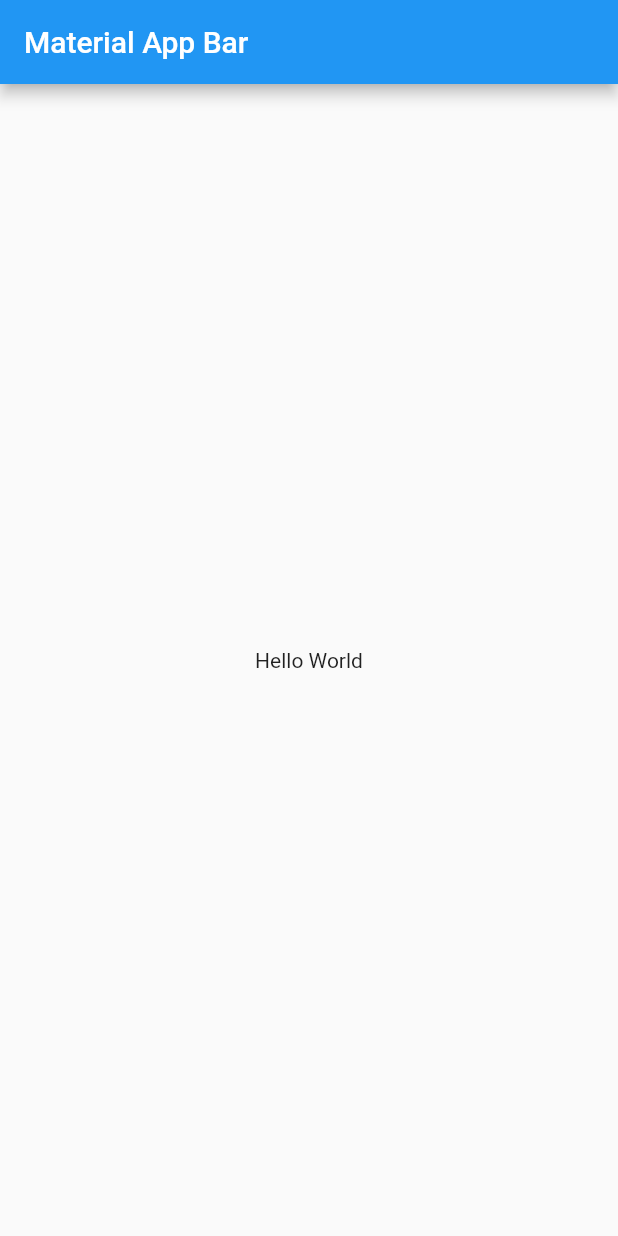
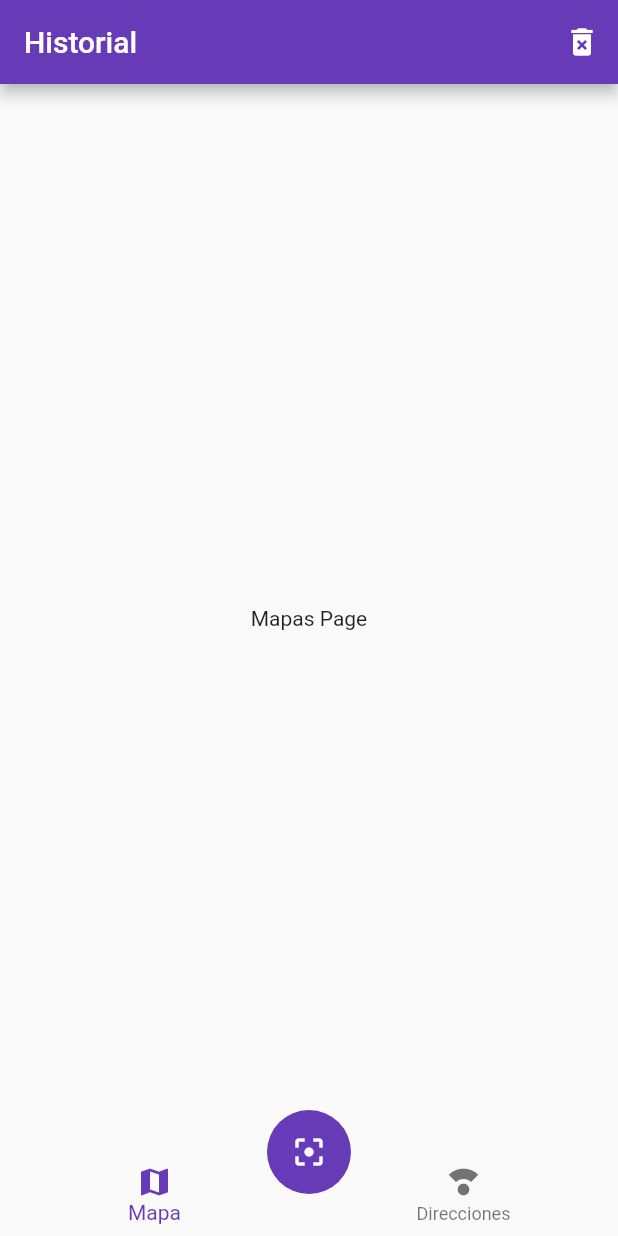
Before and after one commit to johanz97/flutter-scannerSqlite-app, a Flutter app: the screen it shows after launch, on a phone screen of 412 x 824 dp. Run offline on Flutter 3.47's test engine with Material 2 defaults, Android fonts, the phone set to English and light mode, and no system bars; missing offline and left inert: flutter_barcode_scanner.

Commit message:
Añadiendo escaner

```diff
--- a/lib/main.dart
+++ b/lib/main.dart
@@ -1,21 +1,30 @@
 import 'package:flutter/material.dart';
+import 'package:provider/provider.dart';
+import 'package:scanner_sqlite/pages/home_page.dart';
+import 'package:scanner_sqlite/pages/mapa_page.dart';
+import 'package:scanner_sqlite/providers/ui_providers.dart';
 
 void main() => runApp(MyApp());
 
 class MyApp extends StatelessWidget {
   @override
   Widget build(BuildContext context) {
-    return MaterialApp(
-      title: 'Material App',
-      home: Scaffold(
-        appBar: AppBar(
-          title: Text('Material App Bar'),
-        ),
-        body: Center(
-          child: Container(
-            child: Text('Hello World'),
-          ),
-        ),
+    return MultiProvider(
+      providers: [ChangeNotifierProvider(create: (_) => new UIProviders())],
+      child: MaterialApp(
+        debugShowCheckedModeBanner: false,
+        title: 'Lector QR',
+        initialRoute: 'home',
+        routes: {
+          'home': (_) => HomePage(),
+          'mapa': (_) => MapaPage(),
+        },
+        theme: ThemeData(
+            primaryColor: Colors.deepPurple,
+            floatingActionButtonTheme: FloatingActionButtonThemeData(
+                backgroundColor: Colors.deepPurple),
+            bottomNavigationBarTheme: BottomNavigationBarThemeData(
+                selectedItemColor: Colors.deepPurple)),
       ),
     );
   }
--- /dev/null
+++ b/lib/pages/direcciones_page.dart
@@ -0,0 +1,12 @@
+import 'package:flutter/material.dart';
+
+class DireccionesPage extends StatelessWidget {
+  @override
+  Widget build(BuildContext context) {
+    return Scaffold(
+      body: Center(
+        child: Text('Direcciones'),
+      ),
+    );
+  }
+}
--- /dev/null
+++ b/lib/pages/home_page.dart
@@ -0,0 +1,42 @@
+import 'package:flutter/material.dart';
+import 'package:provider/provider.dart';
+import 'package:scanner_sqlite/pages/direcciones_page.dart';
+import 'package:scanner_sqlite/pages/mapas_page.dart';
+import 'package:scanner_sqlite/providers/ui_providers.dart';
+import 'package:scanner_sqlite/widgets/widgets.dart';
+
+class HomePage extends StatelessWidget {
+  @override
+  Widget build(BuildContext context) {
+    return Scaffold(
+      appBar: AppBar(
+        title: Text(
+          'Historial',
+        ),
+        actions: [
+          IconButton(onPressed: () {}, icon: Icon(Icons.delete_forever))
+        ],
+      ),
+      body: _HomePageBody(),
+      bottomNavigationBar: CustomNavigationBar(),
+      floatingActionButton: ScanButton(),
+      floatingActionButtonLocation: FloatingActionButtonLocation.centerDocked,
+    );
+  }
+}
+
+class _HomePageBody extends StatelessWidget {
+  @override
+  Widget build(BuildContext context) {
+    final uiProvider = Provider.of<UIProviders>(context);
+    final currentIndex = uiProvider.selectedOpt;
+    switch (currentIndex) {
+      case 0:
+        return MapasPage();
+      case 1:
+        return DireccionesPage();
+      default:
+        return MapasPage();
+    }
+  }
+}
--- /dev/null
+++ b/lib/pages/mapa_page.dart
@@ -0,0 +1,12 @@
+import 'package:flutter/material.dart';
+
+class MapaPage extends StatelessWidget {
+  @override
+  Widget build(BuildContext context) {
+    return Scaffold(
+      body: Center(
+        child: Text('Hola Mundo'),
+      ),
+    );
+  }
+}
--- /dev/null
+++ b/lib/pages/mapas_page.dart
@@ -0,0 +1,10 @@
+import 'package:flutter/material.dart';
+
+class MapasPage extends StatelessWidget {
+  @override
+  Widget build(BuildContext context) {
+    return Center(
+      child: Text('Mapas Page'),
+    );
+  }
+}
--- /dev/null
+++ b/lib/providers/ui_providers.dart
@@ -0,0 +1,13 @@
+import 'package:flutter/material.dart';
+
+class UIProviders extends ChangeNotifier {
+  int _selectedMenuOpt = 0;
+  int get selectedOpt {
+    return this._selectedMenuOpt;
+  }
+
+  set selectedOpt(int index) {
+    this._selectedMenuOpt = index;
+    notifyListeners();
+  }
+}
--- /dev/null
+++ b/lib/widgets/custom_navigatorBar.dart
@@ -0,0 +1,20 @@
+import 'package:flutter/material.dart';
+import 'package:provider/provider.dart';
+import 'package:scanner_sqlite/providers/ui_providers.dart';
+
+class CustomNavigationBar extends StatelessWidget {
+  @override
+  Widget build(BuildContext context) {
+    final uiProvider = Provider.of<UIProviders>(context);
+    final currentIndex = uiProvider.selectedOpt;
+    return BottomNavigationBar(
+        onTap: (int i) => uiProvider.selectedOpt = i,
+        currentIndex: currentIndex,
+        elevation: 0,
+        items: <BottomNavigationBarItem>[
+          BottomNavigationBarItem(icon: Icon(Icons.map), label: 'Mapa'),
+          BottomNavigationBarItem(
+              icon: Icon(Icons.compass_calibration), label: 'Direcciones'),
+        ]);
+  }
+}
--- /dev/null
+++ b/lib/widgets/scan_button.dart
@@ -0,0 +1,16 @@
+import 'package:flutter/material.dart';
+import 'package:flutter_barcode_scanner/flutter_barcode_scanner.dart';
+
+class ScanButton extends StatelessWidget {
+  @override
+  Widget build(BuildContext context) {
+    return FloatingActionButton(
+      elevation: 0,
+      onPressed: () async {
+        String barcodeScanRes = await FlutterBarcodeScanner.scanBarcode(
+            '#3D8BEF', 'Cancelar', false, ScanMode.QR);
+      },
+      child: Icon(Icons.filter_center_focus),
+    );
+  }
+}
--- /dev/null
+++ b/lib/widgets/widgets.dart
@@ -0,0 +1,2 @@
+export 'package:scanner_sqlite/widgets/custom_navigatorBar.dart';
+export 'package:scanner_sqlite/widgets/scan_button.dart';
--- a/pubspec.yaml
+++ b/pubspec.yaml
@@ -28,6 +28,8 @@ dependencies:
   # The following adds the Cupertino Icons font to your application.
   # Use with the CupertinoIcons class for iOS style icons.
   cupertino_icons: ^1.0.2
+  provider: ^6.0.0
+  flutter_barcode_scanner: ^2.0.0
 
 dev_dependencies:
   flutter_test:
```
Also changed, not shown: pubspec.lock, 1 other file.
